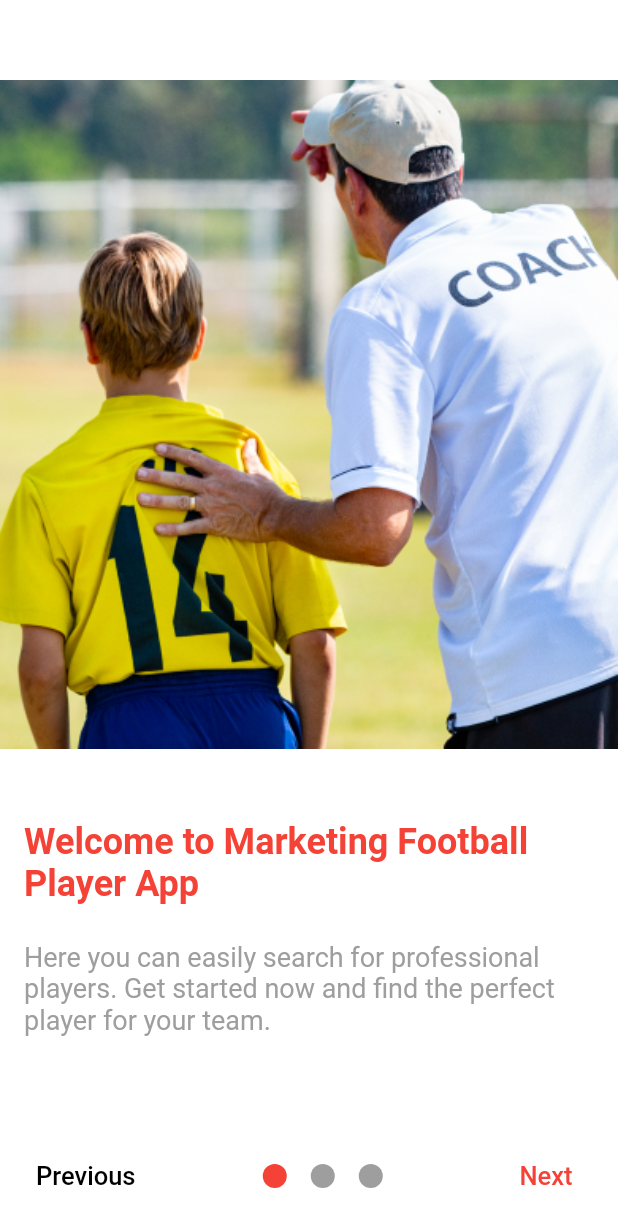
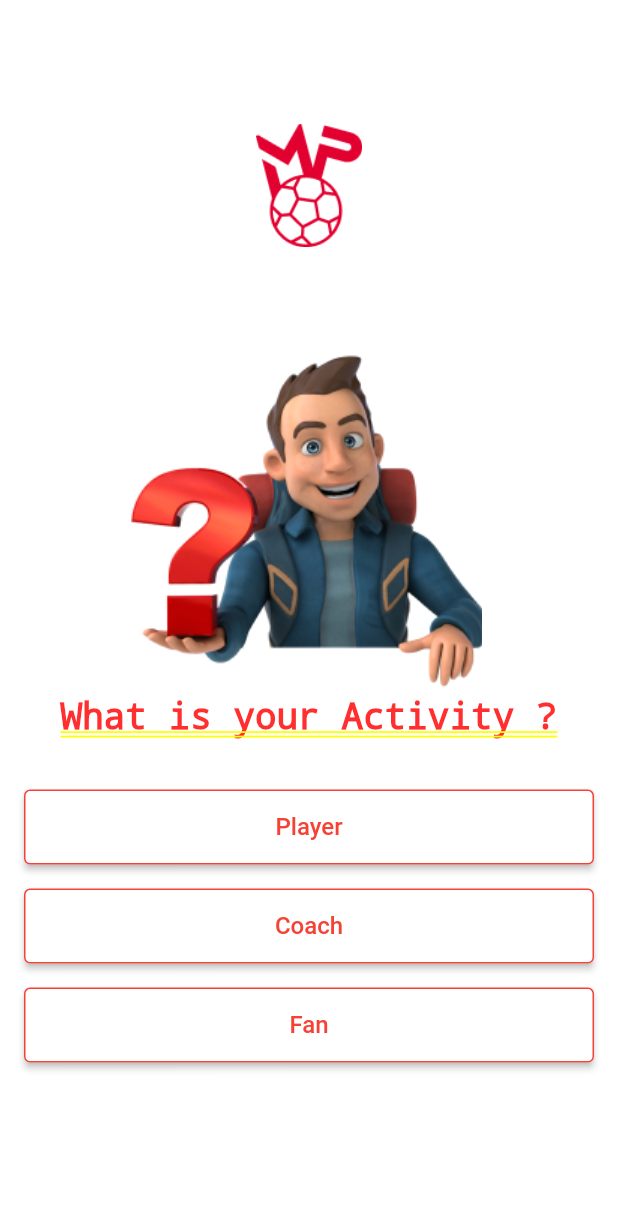
Before and after one commit to Awimer/MFB, a Flutter app: the screen it shows after launch, on a phone screen of 412 x 824 dp. Shown: the top 1227 px of the screen. Run offline on Flutter 3.47's test engine with Material 2 defaults, Android fonts, the phone set to English and light mode, and no system bars; drawn by our look-alikes of smooth_page_indicator; our stand-ins replace shared_preferences.

Commit message:
add activity screen

```diff
--- /dev/null
+++ b/lib/activity_screen.dart
@@ -0,0 +1,83 @@
+import 'package:flutter/cupertino.dart';
+import 'package:flutter/material.dart';
+
+class AciviyScreen extends StatelessWidget {
+  static const String routeName ='activity';
+  @override
+  Widget build(BuildContext context) {
+    return Container(
+      color: Colors.white,
+      child: Column(
+        children: [
+          SizedBox(height: MediaQuery.of(context).size.height*0.1,),
+          Container(
+            height: MediaQuery.of(context).size.height*0.1,
+                child: Image.asset('assets/images/logo.png',
+                  fit: BoxFit.cover,
+                ),
+
+          ),
+          SizedBox(height: 32,),
+          Container(
+            height: MediaQuery.of(context).size.height*0.4,
+            child: Column(
+              mainAxisAlignment: MainAxisAlignment.center,
+                  crossAxisAlignment: CrossAxisAlignment.center,
+                  children: [
+                    Padding(
+                      padding: const EdgeInsets.only(right: 32),
+                      child: Image.asset('assets/images/activiy.png',
+                        //fit: BoxFit.cover,
+                      ),
+                    ),
+                    Text('What is your Activity ?',
+                      style: TextStyle(
+                        fontSize: 24,
+                        fontWeight: FontWeight.w900,
+                      ),),
+                  ],
+                ),
+          ),
+          Padding(
+            padding: const EdgeInsets.symmetric(horizontal: 16),
+            child: Container(
+              height: MediaQuery.of(context).size.height*0.3,
+              child: Column(
+                crossAxisAlignment: CrossAxisAlignment.stretch,
+                children: [
+                  ElevatedButton(onPressed: (){}, child: Text('Player',
+                    style: TextStyle(fontSize: 16,color: Colors.red),),
+                    style: ElevatedButton.styleFrom(
+                      primary: Colors.white,
+                      side: BorderSide(color: Colors.red),
+                      minimumSize: Size(10,50),
+                    ),
+                  ),
+                  SizedBox(height: 16,),
+                  ElevatedButton(onPressed: (){}, child: Text('Coach',
+                    style: TextStyle(fontSize: 16,color: Colors.red),),
+                    style: ElevatedButton.styleFrom(
+                      primary: Colors.white,
+                      side: BorderSide(color: Colors.red),
+                      minimumSize: Size(10,50),
+                    ),
+                  ),
+                  SizedBox(height: 16,),
+                  ElevatedButton(onPressed: (){}, child: Text('Fan',
+                    style: TextStyle(fontSize: 16,color: Colors.red),),
+                    style: ElevatedButton.styleFrom(
+                      primary: Colors.white,
+                      side: BorderSide(color: Colors.red),
+                      minimumSize: Size(10,50),
+                    ),
+                  ),
+                ],
+              ),
+            ),
+          ),
+          SizedBox(height: MediaQuery.of(context).size.height*0.05,)
+        ],
+      ),
+    );
+  }
+}
--- a/lib/home_screen.dart
+++ b/lib/home_screen.dart
@@ -1,7 +1,5 @@
 import 'package:flutter/cupertino.dart';
 import 'package:flutter/material.dart';
-import 'package:mfb/on_boarding_screen.dart';
-import 'package:shared_preferences/shared_preferences.dart';
 
 class HomeScreen extends StatelessWidget {
   static const String routeName = 'home';
@@ -10,7 +8,7 @@ class HomeScreen extends StatelessWidget {
     return Scaffold(
       appBar: AppBar(
         title: Text('MFB'),
-        actions: [
+        /*actions: [
           IconButton(
               onPressed: () async {
                 // navigate directly to onboarding screen
@@ -22,7 +20,7 @@ class HomeScreen extends StatelessWidget {
               },
               icon: Icon(Icons.logout)),
         ],
-      ),
+      */),
     );
   }
 }
--- a/lib/main.dart
+++ b/lib/main.dart
@@ -1,22 +1,16 @@
 import 'package:flutter/material.dart';
 import 'package:mfb/home_screen.dart';
-import 'package:shared_preferences/shared_preferences.dart';
 
+import 'activity_screen.dart';
 import 'on_boarding_screen.dart';
 
-void main() async {
-  final prefs = await SharedPreferences.getInstance();
-  final showHome = prefs.getBool('showHome') ?? false;
+void main()  {
 
-  runApp(MyApp(
-    showHome: showHome,
-  ));
+  runApp(MyApp());
 }
 
 class MyApp extends StatelessWidget {
-  final bool showHome;
 
-  const MyApp({Key? key, required this.showHome}) : super(key: key);
 
   @override
   Widget build(BuildContext context) {
@@ -24,8 +18,9 @@ class MyApp extends StatelessWidget {
       routes: {
         HomeScreen.routeName: (_) => HomeScreen(),
         OnBoardingScreen.routeName: (_) => OnBoardingScreen(),
+        AciviyScreen.routeName: (_) => AciviyScreen(),
       },
-      home: showHome ? HomeScreen() : OnBoardingScreen(),
+      initialRoute: AciviyScreen.routeName,
     );
   }
 }
--- a/lib/on_boarding_screen.dart
+++ b/lib/on_boarding_screen.dart
@@ -4,6 +4,7 @@ import 'package:mfb/home_screen.dart';
 import 'package:shared_preferences/shared_preferences.dart';
 import 'package:smooth_page_indicator/smooth_page_indicator.dart';
 
+import 'activity_screen.dart';
 import 'build_page.dart';
 
 class OnBoardingScreen extends StatefulWidget {
@@ -99,7 +100,7 @@ class _OnBoardingScreenState extends State<OnBoardingScreen> {
                         prefs.setBool('showHome', true);
 
                         Navigator.of(context).pushReplacement(MaterialPageRoute(
-                            builder: (context) => HomeScreen()));
+                            builder: (context) => AciviyScreen()));
                       },
                       child: Text(
                         'Lets go',
```
Also changed, not shown: assets/images/activiy.png (added), assets/images/logo.png (added), 1 other file.
